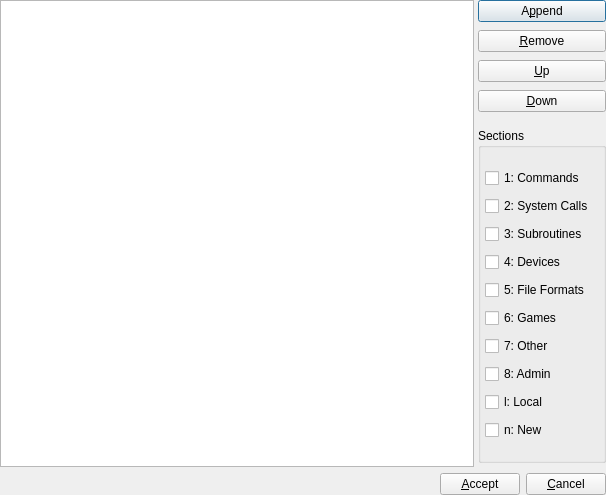
First picture: the form in options.ui, repository probonopd/manpager, before the edit.
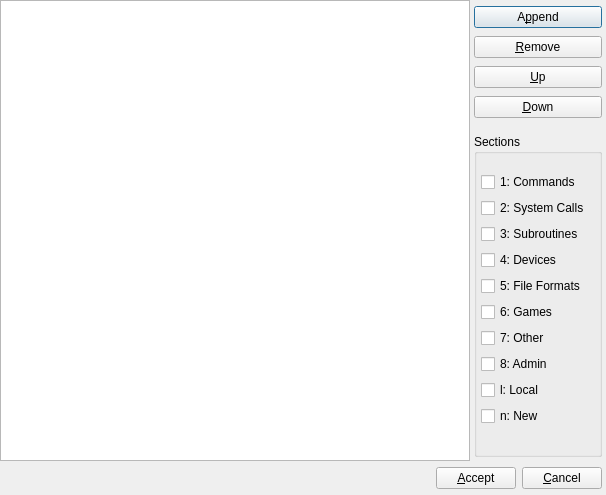
Second picture: the form after the edit. Icons and pictures are not drawn.

Diff of the .ui file:
```diff
--- a/options.ui
+++ b/options.ui
@@ -64,10 +64,10 @@
         <number>0</number>
        </property>
        <property name="topMargin">
-        <number>0</number>
+        <number>6</number>
        </property>
        <property name="rightMargin">
-        <number>0</number>
+        <number>4</number>
        </property>
        <property name="bottomMargin">
         <number>4</number>
@@ -141,7 +141,7 @@
           <set>Qt::AlignLeading|Qt::AlignLeft|Qt::AlignTop</set>
          </property>
          <property name="flat">
-          <bool>false</bool>
+          <bool>true</bool>
          </property>
          <layout class="QVBoxLayout" name="verticalLayout">
           <property name="spacing">
@@ -235,6 +235,12 @@
    </item>
    <item>
     <layout class="QHBoxLayout" name="horizontalLayout">
+     <property name="rightMargin">
+      <number>4</number>
+     </property>
+     <property name="bottomMargin">
+      <number>6</number>
+     </property>
      <item>
       <spacer name="horizontalSpacer">
        <property name="orientation">
```
